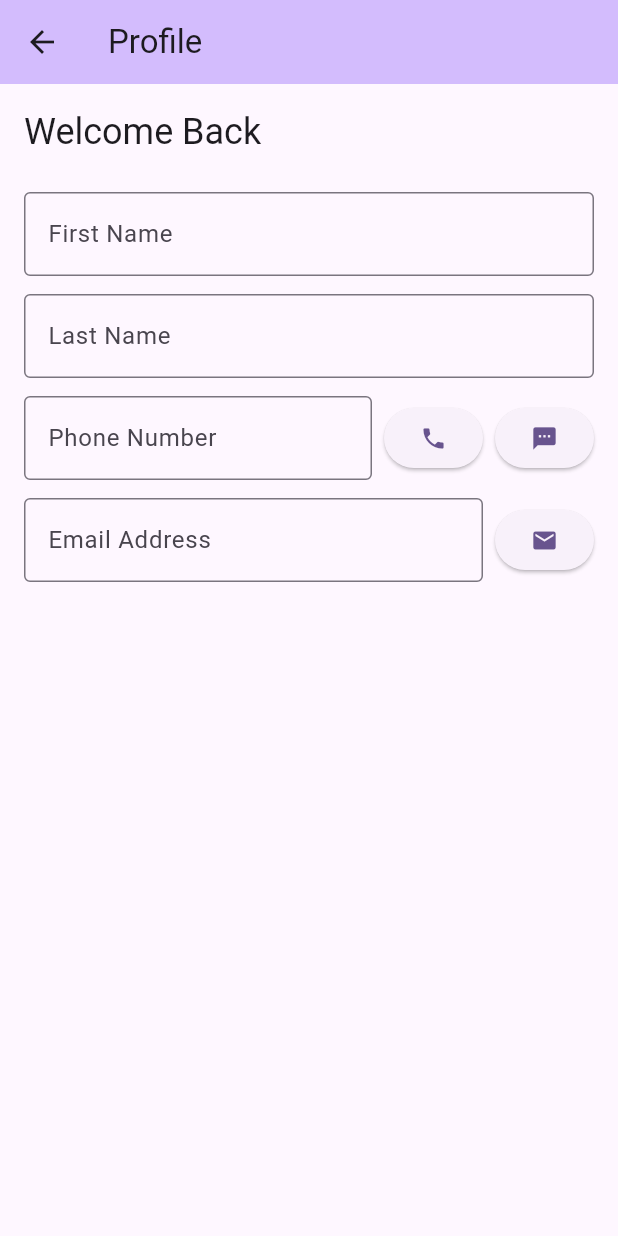
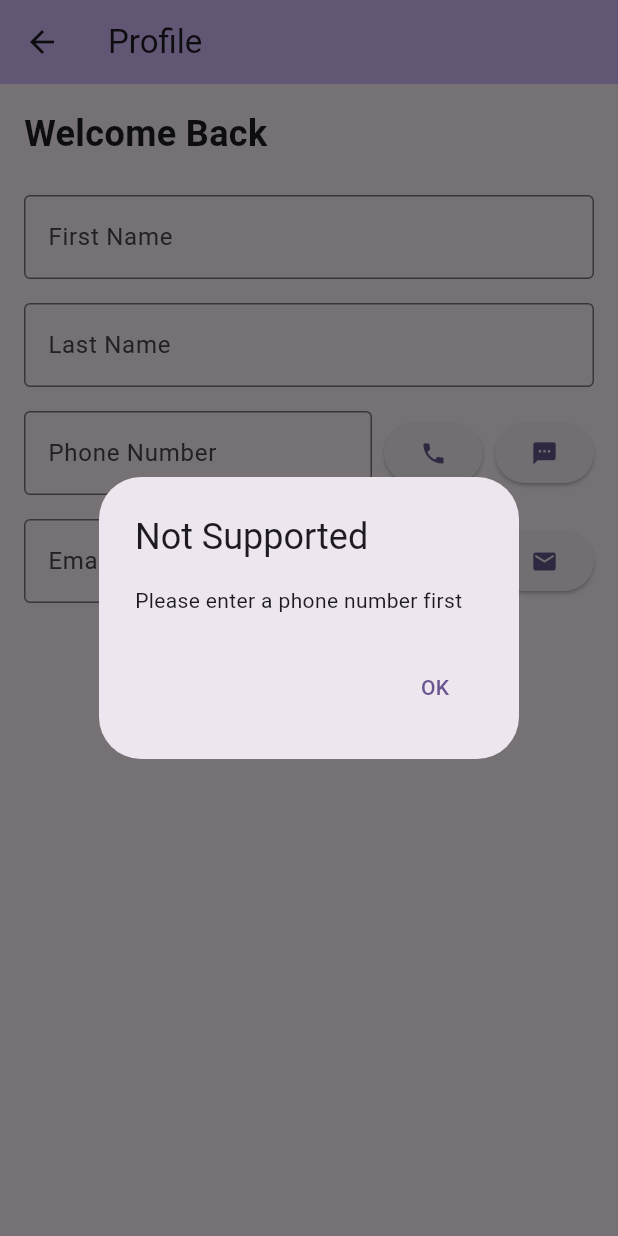
Before and after one commit to dhyeybhikadiya0002/cst2335_labs, a Flutter app: the ProfilePage screen opened directly with empty values, after a tap on the "phone" icon, after a tap on the "sms" icon, on a phone screen of 412 x 824 dp. Run offline on Flutter 3.47's test engine with Material 3 defaults, Android fonts, the light colour scheme and no system bars; missing offline and left inert: encrypted_shared_preferences.

Commit message:
LAB5 ADDING COMMENTS

```diff
--- a/lib/profile_page.dart
+++ b/lib/profile_page.dart
@@ -8,10 +8,10 @@ class ProfilePage extends StatefulWidget {
   final UserRepository repository;
 
   const ProfilePage({
-    super.key,
+    Key? key,
     required this.loginName,
     required this.repository,
-  });
+  }) : super(key: key);
 
   @override
   State<ProfilePage> createState() => _ProfilePageState();
@@ -34,59 +34,99 @@ class _ProfilePageState extends State<ProfilePage> {
     _emailCtrl = TextEditingController(text: widget.repository.emailAddress);
 
     // Add listeners to save data when text changes
-    _firstNameCtrl.addListener(() {
-      widget.repository.firstName = _firstNameCtrl.text;
-      widget.repository.saveData();
-    });
+    _firstNameCtrl.addListener(_onFirstNameChanged);
+    _lastNameCtrl.addListener(_onLastNameChanged);
+    _phoneCtrl.addListener(_onPhoneChanged);
+    _emailCtrl.addListener(_onEmailChanged);
 
-    _lastNameCtrl.addListener(() {
-      widget.repository.lastName = _lastNameCtrl.text;
-      widget.repository.saveData();
-    });
-
-    _phoneCtrl.addListener(() {
-      widget.repository.phoneNumber = _phoneCtrl.text;
-      widget.repository.saveData();
-    });
-
-    _emailCtrl.addListener(() {
-      widget.repository.emailAddress = _emailCtrl.text;
-      widget.repository.saveData();
-    });
-
-    // Show welcome snackbar
+    // Show welcome message
     WidgetsBinding.instance.addPostFrameCallback((_) {
       ScaffoldMessenger.of(context).showSnackBar(
         SnackBar(
           content: Text('Welcome Back ${widget.loginName}'),
-          duration: const Duration(seconds: 3),
+          duration: const Duration(seconds: 2),
         ),
       );
     });
   }
 
-  @override
-  void dispose() {
-    _firstNameCtrl.dispose();
-    _lastNameCtrl.dispose();
-    _phoneCtrl.dispose();
-    _emailCtrl.dispose();
-    super.dispose();
+  void _onFirstNameChanged() {
+    widget.repository.firstName = _firstNameCtrl.text;
+    widget.repository.saveData();
   }
 
-  Future<void> _launchUrl(String urlString, String type) async {
-    final Uri url = Uri.parse(urlString);
+  void _onLastNameChanged() {
+    widget.repository.lastName = _lastNameCtrl.text;
+    widget.repository.saveData();
+  }
 
-    try {
-      if (await canLaunchUrl(url)) {
-        await launchUrl(url);
+  void _onPhoneChanged() {
+    widget.repository.phoneNumber = _phoneCtrl.text;
+    widget.repository.saveData();
+  }
+
+  void _onEmailChanged() {
+    widget.repository.emailAddress = _emailCtrl.text;
+    widget.repository.saveData();
+  }
+
+  Future<void> _launchPhone() async {
+    final phone = _phoneCtrl.text.trim();
+    if (phone.isEmpty) {
+      _showErrorDialog('Please enter a phone number first');
+      return;
+    }
+
+    final Uri uri = Uri.parse('tel:$phone');
+    if (await canLaunchUrl(uri)) {
+      await launchUrl(uri);
     } else {
       if (mounted) {
+        _showErrorDialog('Phone calls are not supported on this device');
+      }
+    }
+  }
+
+  Future<void> _launchSMS() async {
+    final phone = _phoneCtrl.text.trim();
+    if (phone.isEmpty) {
+      _showErrorDialog('Please enter a phone number first');
+      return;
+    }
+
+    final Uri uri = Uri.parse('sms:$phone');
+    if (await canLaunchUrl(uri)) {
+      await launchUrl(uri);
+    } else {
+      if (mounted) {
+        _showErrorDialog('SMS messaging is not supported on this device');
+      }
+    }
+  }
+
+  Future<void> _launchEmail() async {
+    final email = _emailCtrl.text.trim();
+    if (email.isEmpty) {
+      _showErrorDialog('Please enter an email address first');
+      return;
+    }
+
+    final Uri uri = Uri.parse('mailto:$email');
+    if (await canLaunchUrl(uri)) {
+      await launchUrl(uri);
+    } else {
+      if (mounted) {
+        _showErrorDialog('Email is not supported on this device');
+      }
+    }
+  }
+
+  void _showErrorDialog(String message) {
     showDialog(
       context: context,
       builder: (ctx) => AlertDialog(
         title: const Text('Not Supported'),
-              content: Text('$type is not supported on this device.'),
+        content: Text(message),
         actions: [
           TextButton(
             onPressed: () => Navigator.pop(ctx),
@@ -96,45 +136,19 @@ class _ProfilePageState extends State<ProfilePage> {
       ),
     );
   }
-      }
-    } catch (e) {
-      if (mounted) {
-        showDialog(
-          context: context,
-          builder: (ctx) => AlertDialog(
-            title: const Text('Not Supported'),
-            content: Text('$type is not supported on this device.'),
-            actions: [
-              TextButton(
-                onPressed: () => Navigator.pop(ctx),
-                child: const Text('OK'),
-              ),
-            ],
-          ),
-        );
-      }
-    }
-  }
 
-  void _onPhoneCall() {
-    final phone = _phoneCtrl.text;
-    if (phone.isNotEmpty) {
-      _launchUrl('tel:$phone', 'Phone calls');
-    }
-  }
+  @override
+  void dispose() {
+    _firstNameCtrl.removeListener(_onFirstNameChanged);
+    _lastNameCtrl.removeListener(_onLastNameChanged);
+    _phoneCtrl.removeListener(_onPhoneChanged);
+    _emailCtrl.removeListener(_onEmailChanged);
 
-  void _onSms() {
-    final phone = _phoneCtrl.text;
-    if (phone.isNotEmpty) {
-      _launchUrl('sms:$phone', 'SMS');
-    }
-  }
-
-  void _onEmail() {
-    final email = _emailCtrl.text;
-    if (email.isNotEmpty) {
-      _launchUrl('mailto:$email', 'Email');
-    }
+    _firstNameCtrl.dispose();
+    _lastNameCtrl.dispose();
+    _phoneCtrl.dispose();
+    _emailCtrl.dispose();
+    super.dispose();
   }
 
   @override
@@ -149,11 +163,17 @@ class _ProfilePageState extends State<ProfilePage> {
         child: Column(
           crossAxisAlignment: CrossAxisAlignment.start,
           children: [
+            // Welcome message at the top
             Text(
               'Welcome Back ${widget.loginName}',
-              style: Theme.of(context).textTheme.headlineSmall,
+              style: const TextStyle(
+                fontSize: 24,
+                fontWeight: FontWeight.bold,
+              ),
             ),
             const SizedBox(height: 24),
+
+            // First Name
             TextField(
               controller: _firstNameCtrl,
               decoration: const InputDecoration(
@@ -161,7 +181,9 @@ class _ProfilePageState extends State<ProfilePage> {
                 border: OutlineInputBorder(),
               ),
             ),
-            const SizedBox(height: 12),
+            const SizedBox(height: 16),
+
+            // Last Name
             TextField(
               controller: _lastNameCtrl,
               decoration: const InputDecoration(
@@ -169,7 +191,9 @@ class _ProfilePageState extends State<ProfilePage> {
                 border: OutlineInputBorder(),
               ),
             ),
-            const SizedBox(height: 12),
+            const SizedBox(height: 16),
+
+            // Phone Number with buttons
             Row(
               children: [
                 Flexible(
@@ -184,17 +208,19 @@ class _ProfilePageState extends State<ProfilePage> {
                 ),
                 const SizedBox(width: 8),
                 ElevatedButton(
-                  onPressed: _onPhoneCall,
+                  onPressed: _launchPhone,
                   child: const Icon(Icons.phone),
                 ),
                 const SizedBox(width: 8),
                 ElevatedButton(
-                  onPressed: _onSms,
+                  onPressed: _launchSMS,
                   child: const Icon(Icons.sms),
                 ),
               ],
             ),
-            const SizedBox(height: 12),
+            const SizedBox(height: 16),
+
+            // Email Address with button
             Row(
               children: [
                 Flexible(
@@ -209,7 +235,7 @@ class _ProfilePageState extends State<ProfilePage> {
                 ),
                 const SizedBox(width: 8),
                 ElevatedButton(
-                  onPressed: _onEmail,
+                  onPressed: _launchEmail,
                   child: const Icon(Icons.mail),
                 ),
               ],
--- a/pubspec.yaml
+++ b/pubspec.yaml
@@ -41,6 +41,7 @@ dev_dependencies:
   shared_preferences: ^2.3.2
   encrypted_shared_preferences: ^3.0.1
   url_launcher: ^6.3.0
+
 
   # The "flutter_lints" package below contains a set of recommended lints to
   # encourage good coding practices. The lint set provided by the package is
```
Also changed, not shown: lib/user_repository.dart (+10 -14 lines), 1 other file. Lines whose indentation alone changed are shown as unchanged.
